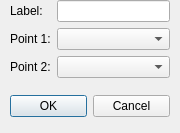
This is Dialogs/AddLineDialogs/addlineperpendicularbisector.ui in LFriday13/geometry-toolbox as Qt 5 draws it before an edit. The edited form follows.
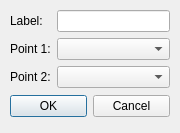
This is the edited form.

Commit message: Updated Geometry of dialogs.

The edit to the form file:
```diff
--- a/Dialogs/AddLineDialogs/addlineperpendicularbisector.ui
+++ b/Dialogs/AddLineDialogs/addlineperpendicularbisector.ui
@@ -33,7 +33,7 @@
    <property name="geometry">
     <rect>
      <x>10</x>
-     <y>0</y>
+     <y>10</y>
      <width>160</width>
      <height>80</height>
     </rect>
```
The commit also changes 6 other files.
